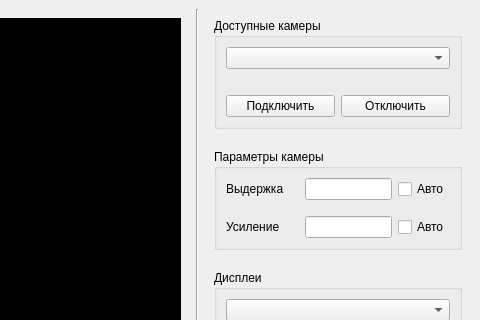
The window that view/mainwindow.ui (Superdudl/DigitalVision) describes before a commit, drawn with Qt 5; both pictures show x 616 to 1096 and y 0 to 320 of the 1096 by 629 pixel window.
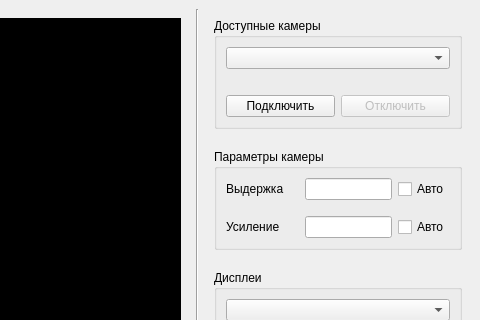
The same window after the commit.

What changed in the file:
```diff
--- a/view/mainwindow.ui
+++ b/view/mainwindow.ui
@@ -18,24 +18,27 @@
     <item>
      <widget class="QWidget" name="CameraWidget" native="true">
       <layout class="QHBoxLayout" name="horizontalLayout_2">
-       <item>
-        <widget class="QLabel" name="right_camera">
-         <property name="styleSheet">
-          <string notr="true">background-color: rgb(0, 0, 0);</string>
-         </property>
-         <property name="frameShape">
-          <enum>QFrame::Shape::StyledPanel</enum>
-         </property>
-         <property name="text">
-          <string/>
-         </property>
-         <property name="alignment">
-          <set>Qt::AlignmentFlag::AlignCenter</set>
-         </property>
-        </widget>
-       </item>
        <item>
         <widget class="QLabel" name="left_camera">
+         <property name="styleSheet">
+          <string notr="true">background-color: rgb(0, 0, 0);</string>
+         </property>
+         <property name="frameShape">
+          <enum>QFrame::Shape::StyledPanel</enum>
+         </property>
+         <property name="text">
+          <string/>
+         </property>
+         <property name="scaledContents">
+          <bool>false</bool>
+         </property>
+         <property name="alignment">
+          <set>Qt::AlignmentFlag::AlignCenter</set>
+         </property>
+        </widget>
+       </item>
+       <item>
+        <widget class="QLabel" name="right_camera">
          <property name="layoutDirection">
           <enum>Qt::LayoutDirection::LeftToRight</enum>
          </property>
@@ -128,6 +131,9 @@
             </item>
             <item row="2" column="1">
              <widget class="QPushButton" name="disconnect_button">
+              <property name="enabled">
+               <bool>false</bool>
+              </property>
               <property name="text">
                <string>Отключить</string>
               </property>
```
Left out of the diff: 3 changed lines with no effect on the pictures.
